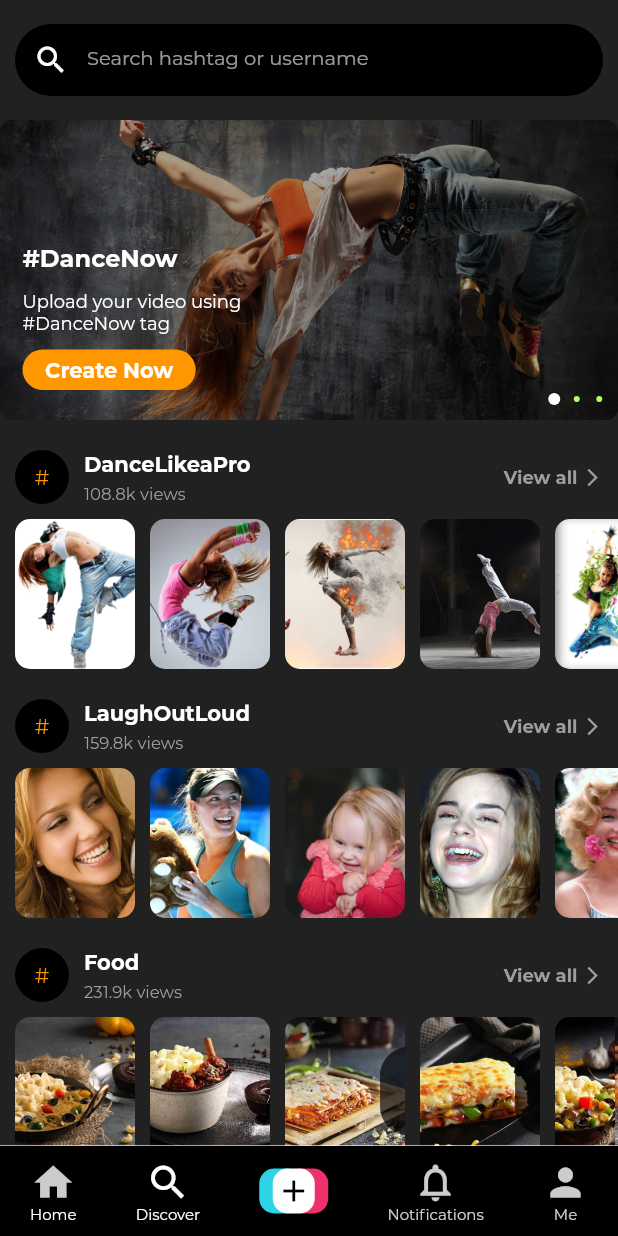
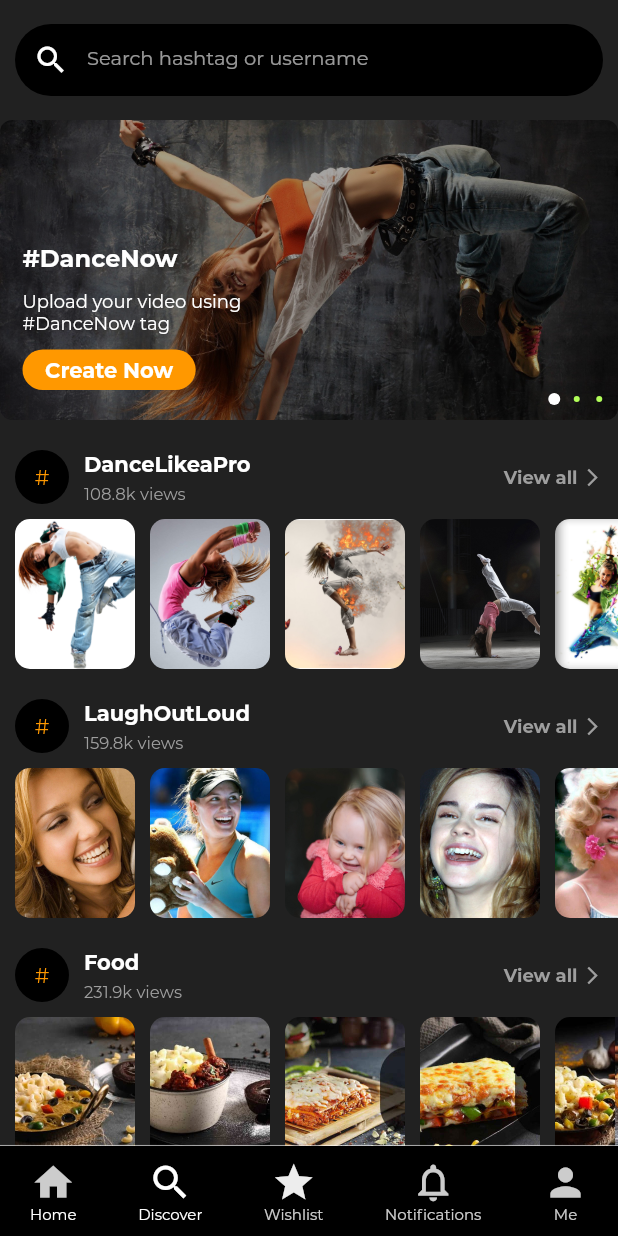
Before and after one commit to hakimdaniall/cartsituios, a Flutter app: the Home screen opened directly, item 2 of the bottom bar chosen, on a phone screen of 412 x 824 dp. Run offline on Flutter 3.47's test engine with Material 2 defaults, Android fonts, the phone set to English and light mode, and no system bars; drawn by our look-alikes of carousel_pro; our stand-ins replace flutter_spinkit, intl_phone_number_input, page_transition, video_player; missing offline and left inert: custom_switch; project files that could hold a hidden picture were left out.

Commit message:
fix footer in home.dart

```diff
--- a/lib/main.dart
+++ b/lib/main.dart
@@ -2,6 +2,8 @@ import 'package:flutter/material.dart';
 import 'package:flutter/services.dart';
 import 'package:tiktok_ui/appBehaviour/my_behaviour.dart';
 import 'package:tiktok_ui/pages/splashScreen.dart';
+
+import 'pages/home.dart';
 
 void main() {
   WidgetsFlutterBinding.ensureInitialized();
@@ -16,7 +18,7 @@ class MyApp extends StatelessWidget {
   Widget build(BuildContext context) {
     return MaterialApp(
       debugShowCheckedModeBanner: false,
-      home: SplashScreen(),
+      home: Home(),
       theme: ThemeData(
         textSelectionTheme: TextSelectionThemeData(
           cursorColor: Colors.white,
--- a/lib/pages/home.dart
+++ b/lib/pages/home.dart
@@ -9,6 +9,8 @@ import 'package:tiktok_ui/pages/search/search.dart';
 import 'package:video_player/video_player.dart';
 import 'dart:math' as math;
 import 'package:tiktok_ui/pages/profile/profile.dart';
+
+import '../theme/colors.dart';
 
 class Home extends StatefulWidget {
   @override
@@ -521,7 +523,7 @@ class _Home extends State<Home> with SingleTickerProviderStateMixin {
             color: Colors.white.withOpacity(0.6),
           ),
           Container(
-            color: (home) ? Colors.transparent : Colors.black,
+            color: Colors.black,
             height: 60.0,
             child: Padding(
                 padding: EdgeInsets.only(top: 7, bottom: 7),
@@ -658,46 +660,18 @@ class _Home extends State<Home> with SingleTickerProviderStateMixin {
         Navigator.push(
             context, MaterialPageRoute(builder: (context) => RecordVideo()));
       },
-      child: Container(
-        width: 46,
-        height: 30,
-        decoration: BoxDecoration(
-            borderRadius: BorderRadius.all(Radius.circular(10)),
-            color: Colors.transparent),
-        child: Stack(
-          children: <Widget>[
-            Align(
-              alignment: Alignment.centerLeft,
-              child: Container(
-                width: 28,
-                height: 30,
-                decoration: BoxDecoration(
-                    borderRadius: BorderRadius.all(Radius.circular(10)),
-                    color: Color(0x2dd3e7).withOpacity(1)),
-              ),
-            ),
-            Align(
-              alignment: Alignment.centerRight,
-              child: Container(
-                width: 28,
-                height: 30,
-                decoration: BoxDecoration(
-                    borderRadius: BorderRadius.all(Radius.circular(10)),
-                    color: Color(0xed316a).withOpacity(1)),
-              ),
-            ),
-            Center(
-              child: Container(
-                width: 28,
-                height: 30,
-                decoration: BoxDecoration(
-                    borderRadius: BorderRadius.all(Radius.circular(10)),
-                    color: Colors.white),
-                child: Center(child: Icon(Icons.add, color: Colors.black)),
-              ),
-            )
-          ],
-        ),
+      child: Column(
+        mainAxisAlignment: MainAxisAlignment.center,
+        children: [
+          Icon(Icons.star, color: white, size: 30),
+          Text('Wishlist',
+              style: TextStyle(
+                  color: (notifications)
+                      ? Colors.white
+                      : Colors.white.withOpacity(0.8),
+                  fontSize: 10),
+          ),
+        ],
       ),
     );
   }
```
Also changed, not shown: pubspec.lock.
